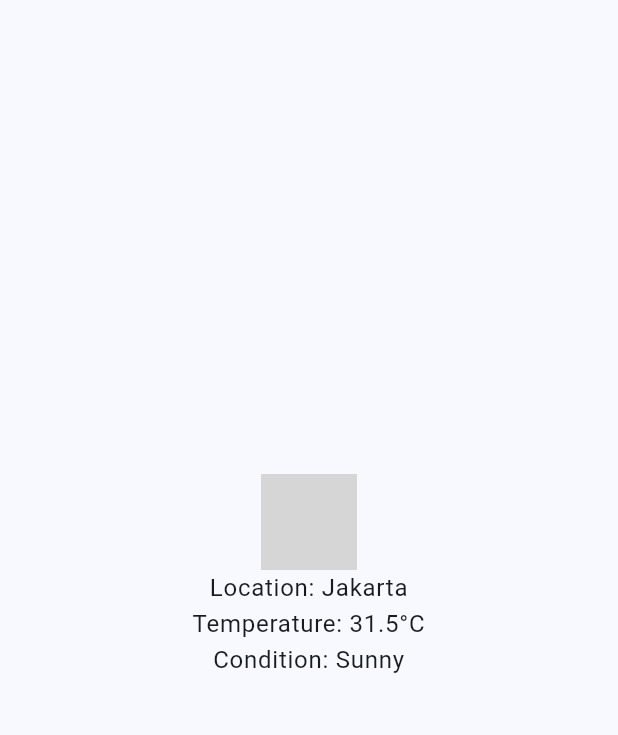
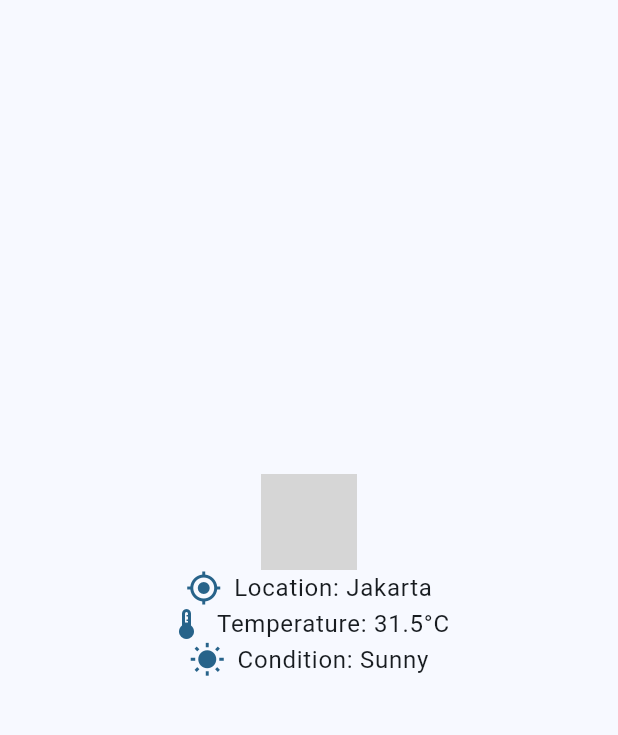
Before and after one commit to raksmala/weather-app, a Flutter app: the screen it shows after launch, on a phone screen of 412 x 824 dp, the part 84-819 px from its top. Run offline on Flutter 3.47's test engine with Material 3 defaults, Android fonts, the phone set to English and light mode, and no system bars; network calls fail; grey boxes are pictures that could not be loaded.

Commit message:
feat: add icons

```diff
--- a/lib/main.dart
+++ b/lib/main.dart
@@ -13,7 +13,7 @@ class MyApp extends StatelessWidget {
   Widget build(BuildContext context) {
     return MaterialApp(
       title: 'Weather App',
-      theme: appTheme, // Use the new theme
+      theme: appTheme,
       home: const MyWeatherHomePage(),
     );
   }
--- a/lib/theme.dart
+++ b/lib/theme.dart
@@ -10,6 +10,7 @@ class WeatherColorScheme {
   static Color appBarTextColor = colorScheme.onPrimary;
   static Color backgroundColor = colorScheme.surface;
   static Color textColor = colorScheme.onSurface;
+  static Color iconColor = appBarColor;
 }
 
 final ThemeData appTheme = ThemeData(
--- /dev/null
+++ b/lib/utils/weather_icons.dart
@@ -0,0 +1,55 @@
+import 'package:flutter/material.dart';
+
+IconData getWeatherIcon(String condition) {
+  switch (condition.toLowerCase()) {
+    case 'sunny':
+    case 'clear':
+      return Icons.wb_sunny;
+    case 'partly cloudy':
+      return Icons.wb_cloudy;
+    case 'cloudy':
+      return Icons.cloud;
+    case 'overcast':
+      return Icons.cloud;
+    case 'mist':
+      return Icons.blur_on;
+    case 'patchy snow possible':
+      return Icons.ac_unit;
+    case 'patchy sleet possible':
+      return Icons.snowmobile;
+    case 'thundery outbreaks possible':
+      return Icons.flash_on;
+    case 'blowing snow':
+    case 'blizzard':
+      return Icons.ac_unit;
+    case 'fog':
+    case 'freezing fog':
+      return Icons.blur_on;
+    case 'light rain':
+    case 'moderate rain':
+    case 'heavy rain':
+    case 'patchy light rain':
+    case 'patchy rain possible':
+      return Icons.beach_access;
+    case 'light snow':
+    case 'moderate snow':
+    case 'heavy snow':
+    case 'patchy heavy snow':
+      return Icons.ac_unit;
+    case 'ice pellets':
+      return Icons.ac_unit;
+    case 'light rain shower':
+    case 'moderate or heavy rain shower':
+      return Icons.beach_access;
+    case 'light sleet showers':
+      return Icons.snowmobile;
+    case 'patchy light rain with thunder':
+    case 'moderate or heavy rain with thunder':
+      return Icons.flash_on;
+    case 'patchy light snow with thunder':
+    case 'moderate or heavy snow with thunder':
+      return Icons.flash_on;
+    default:
+      return Icons.error;
+  }
+}
--- a/lib/widgets/weather_info.dart
+++ b/lib/widgets/weather_info.dart
@@ -1,4 +1,6 @@
 import 'package:flutter/material.dart';
+import 'package:weather_app/theme.dart';
+import '../utils/weather_icons.dart';
 
 class WeatherInfo extends StatelessWidget {
   final Map<String, dynamic>? weatherData;
@@ -22,22 +24,52 @@ class WeatherInfo extends StatelessWidget {
             height: 64,
             fit: BoxFit.contain,
           ),
+        Row(
+          mainAxisAlignment: MainAxisAlignment.center,
+          children: [
+            Icon(
+              Icons.my_location,
+              color: WeatherColorScheme.iconColor,
+            ),
+            const SizedBox(width: 8),
             Text(
               'Location: $locationName',
               style: Theme.of(context).textTheme.bodyLarge,
               textAlign: TextAlign.center,
             ),
+          ],
+        ),
+        Row(
+          mainAxisAlignment: MainAxisAlignment.center,
+          children: [
+            Icon(
+              Icons.thermostat,
+              color: WeatherColorScheme.iconColor,
+            ),
+            const SizedBox(width: 8),
             Text(
               'Temperature: ${tempCelcius.toString()}°C',
               style: Theme.of(context).textTheme.bodyLarge,
               textAlign: TextAlign.center,
             ),
+          ],
+        ),
+        Row(
+          mainAxisAlignment: MainAxisAlignment.center,
+          children: [
+            Icon(
+              getWeatherIcon(condition),
+              color: WeatherColorScheme.iconColor,
+            ),
+            const SizedBox(width: 8),
             Text(
               'Condition: $condition',
               style: Theme.of(context).textTheme.bodyLarge,
               textAlign: TextAlign.center,
             ),
           ],
+        ),
+      ],
     );
   }
 }
```
Lines whose indentation alone changed are shown as unchanged.
